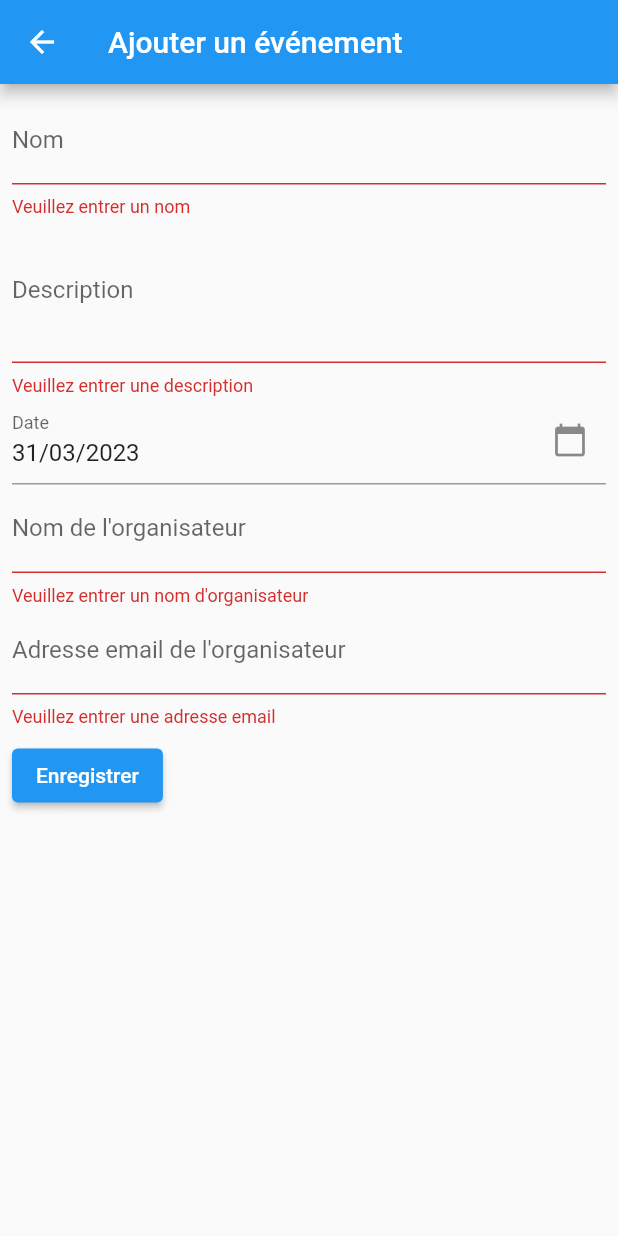
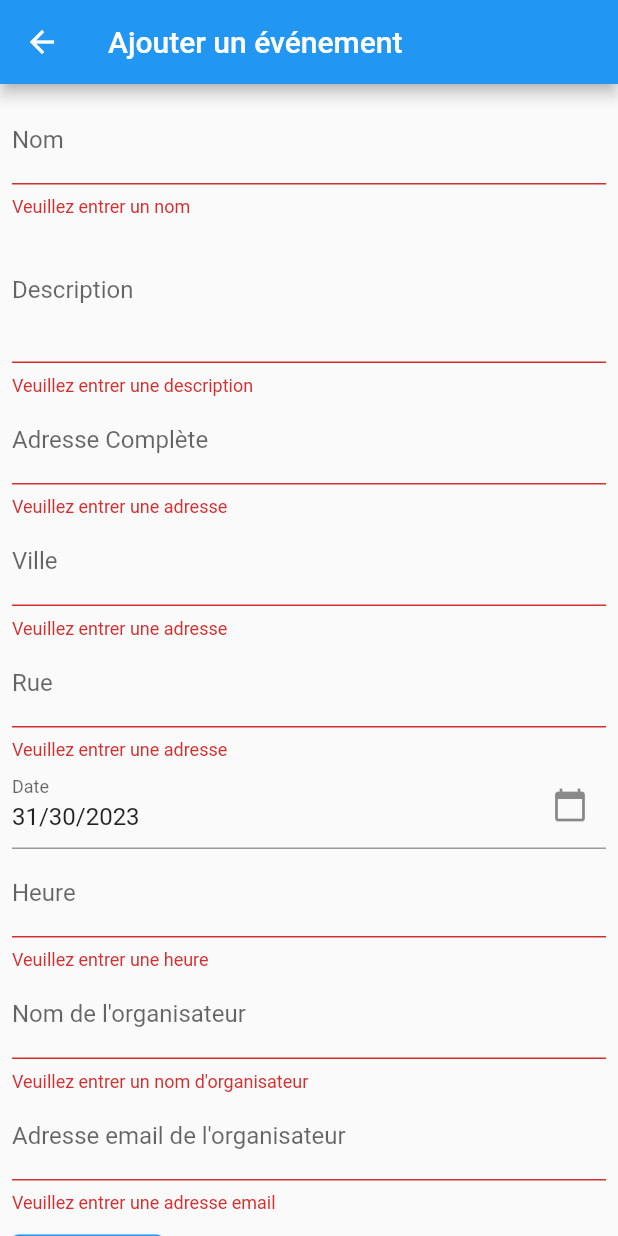
Before and after one commit to MaegIins/reunionou, a Flutter app: the EventForm screen opened directly, after a tap on "Enregistrer", on a phone screen of 412 x 824 dp. Run offline on Flutter 3.47's test engine with Material 2 defaults, Android fonts, the phone set to English and light mode, and no system bars; our stand-ins replace flutter_map, latlong2; network calls fail.

Commit message:
modification formulaire Attention erreur

```diff
--- a/lib/models/event.dart
+++ b/lib/models/event.dart
@@ -1,12 +1,14 @@
-
 class event {
   String? id;
   String? name;
   String? description;
   DateTime? date;
+  String time;
   String? nameOrga;
   String? mailOrga;
   String? address;
+  String city = '';
+  String street = '';
   double? lat;
   double? lon;
 
@@ -15,9 +17,11 @@ class event {
     this.name,
     this.description,
     this.date,
+    this.time = '',
     this.nameOrga,
     this.mailOrga,
     this.address,
+    this.city = '',
     this.lat,
     this.lon,
   });
--- a/lib/screens/card_page.dart
+++ b/lib/screens/card_page.dart
@@ -73,6 +73,7 @@ class CardPage extends StatelessWidget {
                   ),
                 ),
                 SizedBox(height: 13.0),
+                if (Auth().token != "")
                   ElevatedButton(
                     onPressed: () {
                       Navigator.push(
@@ -101,7 +102,7 @@ class CardPage extends StatelessWidget {
       return Future.value([]);
     }
 
-    final bearerToken = "Bearer " + auth.token!;
+    final bearerToken = "Bearer " + auth.token;
     final events = await EventsProvider().getEvents(bearerToken);
     return events;
   }
--- a/lib/screens/event_form.dart
+++ b/lib/screens/event_form.dart
@@ -2,6 +2,9 @@ import 'package:flutter/material.dart';
 import 'package:flutter/cupertino.dart';
 import 'package:intl/intl.dart';
 import 'package:partouille/models/event.dart';
+import 'package:http/http.dart' as http;
+
+import '../Singleton/Auth.dart';
 
 class EventForm extends StatefulWidget {
   const EventForm({Key? key}) : super(key: key);
@@ -9,6 +12,8 @@ class EventForm extends StatefulWidget {
   @override
   _EventFormState createState() => _EventFormState();
 }
+
+final String apiUrl = 'http://localhost:3333/events';
 
 class _EventFormState extends State<EventForm> {
   final _formKey = GlobalKey<FormState>();
@@ -35,6 +40,7 @@ class _EventFormState extends State<EventForm> {
 
   @override
   Widget build(BuildContext context) {
+    final bearerToken = "Bearer " + Auth().token;
     return Scaffold(
       appBar: AppBar(
         title: Text('Ajouter un événement'),
@@ -68,6 +74,36 @@ class _EventFormState extends State<EventForm> {
                     return null;
                   },
                 ),
+                TextFormField(
+                  decoration: InputDecoration(labelText: 'Adresse Complète'),
+                  onSaved: (value) => _event.address = value!,
+                  validator: (value) {
+                    if (value!.isEmpty) {
+                      return 'Veuillez entrer une adresse';
+                    }
+                    return null;
+                  },
+                ),
+                TextFormField(
+                  decoration: InputDecoration(labelText: 'Ville'),
+                  onSaved: (value) => _event.city = value!,
+                  validator: (value) {
+                    if (value!.isEmpty) {
+                      return 'Veuillez entrer une adresse';
+                    }
+                    return null;
+                  },
+                ),
+                TextFormField(
+                  decoration: InputDecoration(labelText: 'Rue'),
+                  onSaved: (value) => _event.street = value!,
+                  validator: (value) {
+                    if (value!.isEmpty) {
+                      return 'Veuillez entrer une adresse';
+                    }
+                    return null;
+                  },
+                ),
                 GestureDetector(
                   onTap: () => _selectDate(context),
                   child: AbsorbPointer(
@@ -77,15 +113,15 @@ class _EventFormState extends State<EventForm> {
                         suffixIcon: Icon(Icons.calendar_today),
                       ),
                       controller: TextEditingController(
-                        text: DateFormat('dd/MM/yyyy').format(_selectedDate)),
+                          text: DateFormat('dd/mm/yyyy').format(_selectedDate)),
                       onSaved: (value) =>
-                        _event.date = DateFormat('dd/MM/yyyy').parse(value!),
+                          _event.date = DateFormat('yyyy/mm/dd').parse(value!),
                       validator: (value) {
                         if (value!.isEmpty) {
                           return 'Veuillez entrer une date';
                         }
                         try {
-                        DateFormat('dd/MM/yyyy').parse(value);
+                          DateFormat('yyyy/mm/dd').parse(value);
                         } catch (e) {
                           return 'Veuillez entrer une date valide';
                         }
@@ -95,7 +131,18 @@ class _EventFormState extends State<EventForm> {
                   ),
                 ),
                 TextFormField(
-                  decoration: InputDecoration(labelText: 'Nom de l\'organisateur'),
+                  decoration: InputDecoration(labelText: 'Heure'),
+                  onSaved: (value) => _event.time = value!,
+                  validator: (value) {
+                    if (value!.isEmpty) {
+                      return 'Veuillez entrer une heure';
+                    }
+                    return null;
+                  },
+                ),
+                TextFormField(
+                  decoration:
+                      InputDecoration(labelText: 'Nom de l\'organisateur'),
                   onSaved: (value) => _event.nameOrga = value!,
                   validator: (value) {
                     if (value!.isEmpty) {
@@ -105,7 +152,8 @@ class _EventFormState extends State<EventForm> {
                   },
                 ),
                 TextFormField(
-                  decoration: InputDecoration(labelText: 'Adresse email de l\'organisateur'),
+                  decoration: InputDecoration(
+                      labelText: 'Adresse email de l\'organisateur'),
                   keyboardType: TextInputType.emailAddress,
                   onSaved: (value) => _event.mailOrga = value!,
                   validator: (value) {
@@ -120,10 +168,46 @@ class _EventFormState extends State<EventForm> {
                 ),
                 SizedBox(height: 8.0),
                 ElevatedButton(
-                  onPressed: () {
+                  onPressed: () async {
                     if (_formKey.currentState!.validate()) {
                       _formKey.currentState!.save();
-                      // TODO: sauvegarder l'événement dans la base de données
+
+                      final headers = <String, String>{
+                        'Authorization': bearerToken,
+                      };
+                      final body = <String, dynamic>{
+                        'title': _event.name,
+                        'description': _event.description,
+                        'date': {
+                          'date': _event.date?.toIso8601String(),
+                          'time': _event.time,
+                        },
+                        "name_place": _event.address,
+                        'address': {
+                          'street': _event.street,
+                          'city': _event.city,
+                        },
+                        'nameOrga': _event.nameOrga,
+                        'mailOrga': _event.mailOrga,
+                      };
+                      final response = await http.post(Uri.parse(apiUrl),
+                          headers: headers, body: body);
+
+                      if (response.statusCode == 200) {
+                        // La requête a réussi, afficher un message de confirmation
+                        ScaffoldMessenger.of(context).showSnackBar(SnackBar(
+                          content: Text("La requête a réussi"),
+                          duration: Duration(seconds: 2),
+                        ));
+                      } else {
+                        // La requête a échoué, afficher une erreur
+                        ScaffoldMessenger.of(context)
+                            .showSnackBar(const SnackBar(
+                          content: Text("La requête a échoué"),
+                        ));
+                      }
+
+                      // ignore: use_build_context_synchronously
                       Navigator.pop(context);
                     }
                   },
```
Lines whose indentation alone changed are shown as unchanged.
